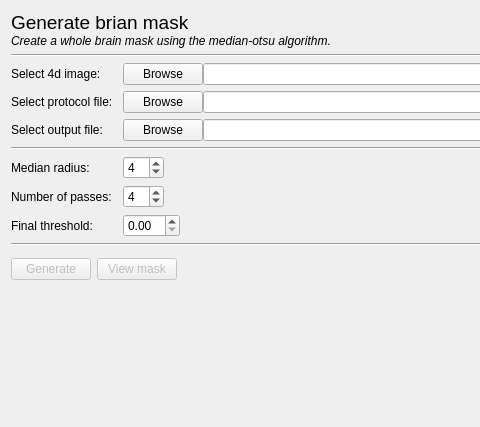
robbert-harms/MDT, file mdt/data/qt_designs/generate_brain_mask_tab.ui: the form before one commit; both pictures show x 0 to 480 and y 0 to 427 of the 827 by 427 pixel window.
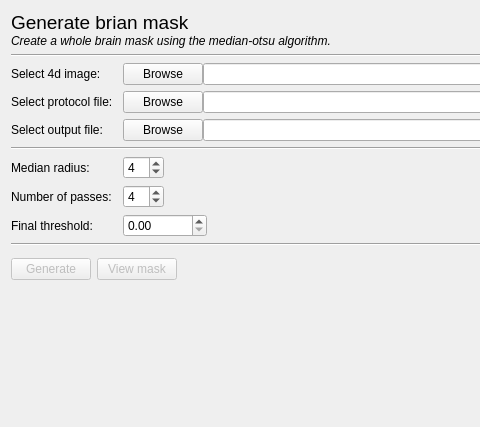
The form after the commit.

Commit message: Updates to the visualization routine, it now returns the basic map settings

Patch:
```diff
--- a/mdt/data/qt_designs/generate_brain_mask_tab.ui
+++ b/mdt/data/qt_designs/generate_brain_mask_tab.ui
@@ -275,7 +275,20 @@
      <item row="6" column="1">
       <layout class="QHBoxLayout" name="horizontalLayout_7">
        <item>
-        <widget class="QDoubleSpinBox" name="finalThresholdInput"/>
+        <widget class="QDoubleSpinBox" name="finalThresholdInput">
+         <property name="locale">
+          <locale language="C" country="AnyCountry"/>
+         </property>
+         <property name="prefix">
+          <string/>
+         </property>
+         <property name="suffix">
+          <string/>
+         </property>
+         <property name="maximum">
+          <double>1000000.000000000000000</double>
+         </property>
+        </widget>
        </item>
        <item>
         <spacer name="horizontalSpacer_4">
```
The commit also changes 2 other files.
